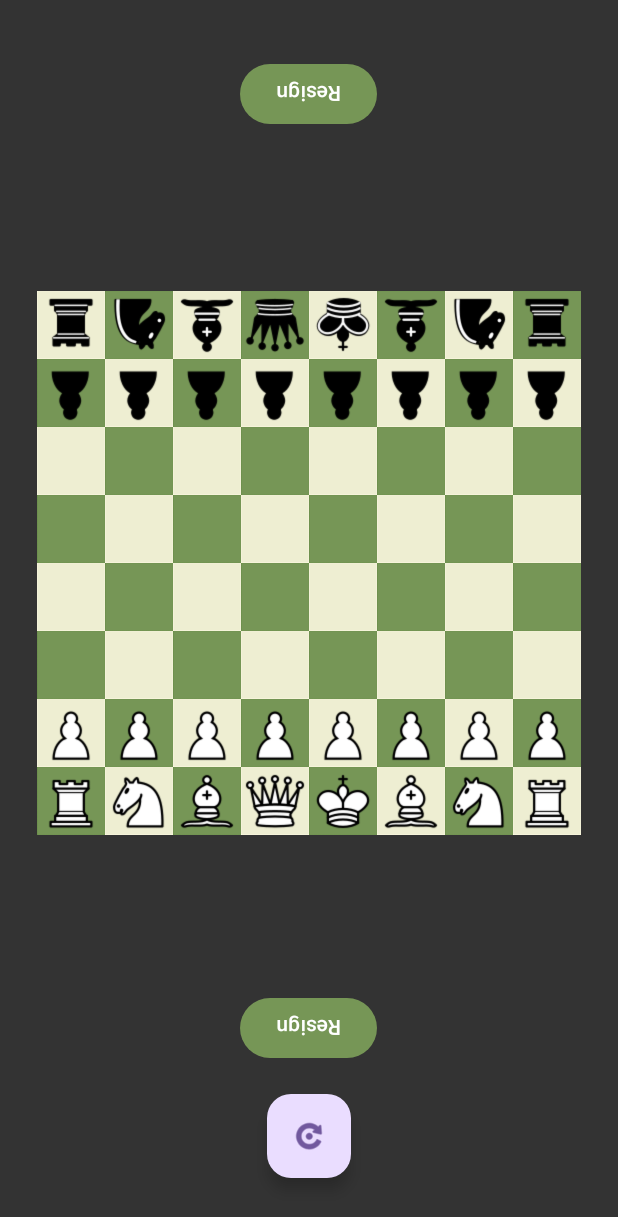
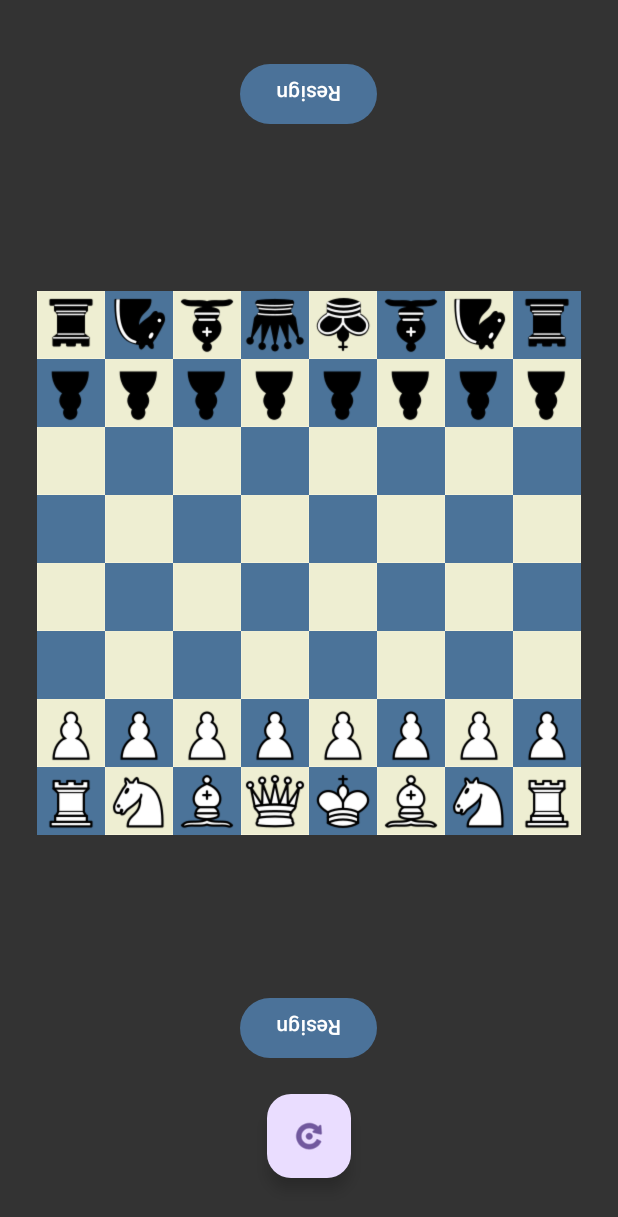
Before and after one commit to NabilAbdelouahed/Chess-Everywhere, an Android app: the TimerGame screen opened directly, with no data from a screen before it, on a phone screen of 412 x 824 dp. Shown: the top 1217 px of the screen. Run offline under Robolectric (Android 15) with nearby library versions, the phone set to English and light mode, and no system bars.

Commit message:
Theme correction

```diff
--- a/app/src/main/java/com/example/chess/FreeMode.java
+++ b/app/src/main/java/com/example/chess/FreeMode.java
@@ -48,7 +48,7 @@ public class FreeMode extends AppCompatActivity {
             tempDrawable = view.getBackground();
             tilePositionSum = (int) (Integer.valueOf(id.substring(id.length() - 2)) % 10 )+ (Integer.valueOf(id.substring(id.length() - 2)) / 10) ;
             if (tilePositionSum % 2 == 0){
-                view.setBackground(getDrawable(R.drawable.green_tile_lighted));
+                view.setBackground(getDrawable(R.drawable.blue_tile_lighted));
             }
             else{
                 view.setBackground(getDrawable(R.drawable.white_tile_lighted));
--- a/app/src/main/java/com/example/chess/GameStatus.java
+++ b/app/src/main/java/com/example/chess/GameStatus.java
@@ -6,6 +6,7 @@ public enum GameStatus {
     CHECKMATE_WHITE_WIN,
     STALEMATE_DRAW,
     INSUFFICIENT_MATERIAL_DRAW,
+    DRAW_BY_REPETITION,
     RESIGNATION_BLACK_WIN,
     RESIGNATION_WHITE_WIN,
     TIMEOUT_WHITE_WIN,
--- a/app/src/main/res/layout/activity_main.xml
+++ b/app/src/main/res/layout/activity_main.xml
@@ -13,6 +13,7 @@
         android:layout_height="69dp"
         android:layout_marginTop="188dp"
         android:text="Play"
+        android:textColor="@color/white"
         android:onClick="switch_to_play_view"
         app:layout_constraintEnd_toEndOf="parent"
         app:layout_constraintHorizontal_bias="0.497"
@@ -25,6 +26,7 @@
         android:layout_height="69dp"
         android:layout_marginTop="92dp"
         android:text="Openings"
+        android:textColor="@color/white"
         android:onClick="switch_to_opening_view"
         app:layout_constraintEnd_toEndOf="parent"
         app:layout_constraintHorizontal_bias="0.497"
@@ -37,6 +39,7 @@
         android:layout_height="69dp"
         android:layout_marginTop="92dp"
         android:text="Free Mode"
+        android:textColor="@color/white"
         android:onClick="switch_to_free_mode_view"
         app:layout_constraintEnd_toEndOf="parent"
         app:layout_constraintHorizontal_bias="0.497"
--- a/app/src/main/res/layout/activity_timer_game.xml
+++ b/app/src/main/res/layout/activity_timer_game.xml
@@ -15,6 +15,7 @@
         android:layout_height="wrap_content"
         android:rotation="180"
         android:text="Resign"
+        android:textColor="@color/white"
         android:onClick="resign" />
 
     <androidx.constraintlayout.widget.ConstraintLayout
@@ -56,7 +57,7 @@
             android:layout_width="45dp"
             android:layout_height="45dp"
             android:layout_weight="1"
-            android:background="@drawable/green_tile"
+            android:background="@drawable/blue_tile"
             android:scaleType="centerCrop"/>
         <ImageButton
             android:id="@+id/button72"
@@ -70,7 +71,7 @@
             android:layout_width="45dp"
             android:layout_height="45dp"
             android:layout_weight="1"
-            android:background="@drawable/green_tile"
+            android:background="@drawable/blue_tile"
             android:scaleType="centerCrop"/>
         <ImageButton
             android:id="@+id/button74"
@@ -84,7 +85,7 @@
             android:layout_width="45dp"
             android:layout_height="45dp"
             android:layout_weight="1"
-            android:background="@drawable/green_tile"
+            android:background="@drawable/blue_tile"
             android:scaleType="centerCrop"/>
         <ImageButton
             android:id="@+id/button76"
@@ -98,14 +99,14 @@
             android:layout_width="45dp"
             android:layout_height="45dp"
             android:layout_weight="1"
-            android:background="@drawable/green_tile"
+            android:background="@drawable/blue_tile"
             android:scaleType="centerCrop"/>
         <ImageButton
             android:id="@+id/button60"
             android:layout_width="45dp"
             android:layout_height="45dp"
             android:layout_weight="1"
-            android:background="@drawable/green_tile"
+            android:background="@drawable/blue_tile"
             android:scaleType="centerCrop"/>
         <ImageButton
             android:id="@+id/button61"
@@ -119,7 +120,7 @@
             android:layout_width="45dp"
             android:layout_height="45dp"
             android:layout_weight="1"
-            android:background="@drawable/green_tile"
+            android:background="@drawable/blue_tile"
             android:scaleType="centerCrop"/>
         <ImageButton
             android:id="@+id/button63"
@@ -133,7 +134,7 @@
             android:layout_width="45dp"
             android:layout_height="45dp"
             android:layout_weight="1"
-            android:background="@drawable/green_tile"
+            android:background="@drawable/blue_tile"
             android:scaleType="centerCrop"/>
         <ImageButton
             android:id="@+id/button65"
@@ -147,7 +148,7 @@
             android:layout_width="45dp"
             android:layout_height="45dp"
             android:layout_weight="1"
-            android:background="@drawable/green_tile"
+            android:background="@drawable/blue_tile"
             android:scaleType="centerCrop"/>
         <ImageButton
             android:id="@+id/button67"
@@ -168,7 +169,7 @@
             android:layout_width="45dp"
             android:layout_height="45dp"
             android:layout_weight="1"
-            android:background="@drawable/green_tile"
+            android:background="@drawable/blue_tile"
             android:scaleType="centerCrop"/>
         <ImageButton
             android:id="@+id/button52"
@@ -182,7 +183,7 @@
             android:layout_width="45dp"
             android:layout_height="45dp"
             android:layout_weight="1"
-            android:background="@drawable/green_tile"
+            android:background="@drawable/blue_tile"
             android:scaleType="centerCrop"/>
         <ImageButton
             android:id="@+id/button54"
@@ -196,7 +197,7 @@
             android:layout_width="45dp"
             android:layout_height="45dp"
             android:layout_weight="1"
-            android:background="@drawable/green_tile"
+            android:background="@drawable/blue_tile"
             android:scaleType="centerCrop"/>
         <ImageButton
             android:id="@+id/button56"
@@ -210,14 +211,14 @@
             android:layout_width="45dp"
             android:layout_height="45dp"
             android:layout_weight="1"
-            android:background="@drawable/green_tile"
+            android:background="@drawable/blue_tile"
             android:scaleType="centerCrop"/>
         <ImageButton
             android:id="@+id/button40"
             android:layout_width="45dp"
             android:layout_height="45dp"
             android:layout_weight="1"
-            android:background="@drawable/green_tile"
+            android:background="@drawable/blue_tile"
             android:scaleType="centerCrop"/>
         <ImageButton
             android:id="@+id/button41"
@@ -231,7 +232,7 @@
             android:layout_width="45dp"
             android:layout_height="45dp"
             android:layout_weight="1"
-            android:background="@drawable/green_tile"
+            android:background="@drawable/blue_tile"
             android:scaleType="centerCrop"/>
         <ImageButton
             android:id="@+id/button43"
@@ -245,7 +246,7 @@
             android:layout_width="45dp"
             android:layout_height="45dp"
             android:layout_weight="1"
-            android:background="@drawable/green_tile"
+            android:background="@drawable/blue_tile"
             android:scaleType="centerCrop"/>
         <ImageButton
             android:id="@+id/button45"
@@ -259,7 +260,7 @@
             android:layout_width="45dp"
             android:layout_height="45dp"
             android:layout_weight="1"
-            android:background="@drawable/green_tile"
+            android:background="@drawable/blue_tile"
             android:scaleType="centerCrop"/>
         <ImageButton
             android:id="@+id/button47"
@@ -280,7 +281,7 @@
             android:layout_width="45dp"
             android:layout_height="45dp"
             android:layout_weight="1"
-            android:background="@drawable/green_tile"
+            android:background="@drawable/blue_tile"
             android:scaleType="centerCrop"/>
         <ImageButton
             android:id="@+id/button32"
@@ -294,7 +295,7 @@
             android:layout_width="45dp"
             android:layout_height="45dp"
             android:layout_weight="1"
-            android:background="@drawable/green_tile"
+            android:background="@drawable/blue_tile"
             android:scaleType="centerCrop"/>
         <ImageButton
             android:id="@+id/button34"
@@ -308,7 +309,7 @@
             android:layout_width="45dp"
             android:layout_height="45dp"
             android:layout_weight="1"
-            android:background="@drawable/green_tile"
+            android:background="@drawable/blue_tile"
             android:scaleType="centerCrop"/>
         <ImageButton
             android:id="@+id/button36"
@@ -322,14 +323,14 @@
             android:layout_width="45dp"
             android:layout_height="45dp"
             android:layout_weight="1"
-            android:background="@drawable/green_tile"
+            android:background="@drawable/blue_tile"
             android:scaleType="centerCrop"/>
         <ImageButton
             android:id="@+id/button20"
             android:layout_width="45dp"
             android:layout_height="45dp"
             android:layout_weight="1"
-            android:background="@drawable/green_tile"
+            android:background="@drawable/blue_tile"
             android:scaleType="centerCrop"/>
         <ImageButton
             android:id="@+id/button21"
@@ -343,7 +344,7 @@
             android:layout_width="45dp"
             android:layout_height="45dp"
             android:layout_weight="1"
-            android:background="@drawable/green_tile"
+            android:background="@drawable/blue_tile"
             android:scaleType="centerCrop"/>
         <ImageButton
             android:id="@+id/button23"
@@ -357,7 +358,7 @@
             android:layout_width="45dp"
             android:layout_height="45dp"
             android:layout_weight="1"
-            android:background="@drawable/green_tile"
+            android:background="@drawable/blue_tile"
             android:scaleType="centerCrop"/>
         <ImageButton
             android:id="@+id/button25"
@@ -371,7 +372,7 @@
             android:layout_width="45dp"
             android:layout_height="45dp"
             android:layout_weight="1"
-            android:background="@drawable/green_tile"
+            android:background="@drawable/blue_tile"
             android:scaleType="centerCrop"/>
         <ImageButton
             android:id="@+id/button27"
@@ -392,7 +393,7 @@
             android:layout_width="45dp"
             android:layout_height="45dp"
             android:layout_weight="1"
-            android:background="@drawable/green_tile"
+            android:background="@drawable/blue_tile"
             android:scaleType="centerCrop"/>
         <ImageButton
             android:id="@+id/button12"
@@ -406,7 +407,7 @@
             android:layout_width="45dp"
             android:layout_height="45dp"
             android:layout_weight="1"
-            android:background="@drawable/green_tile"
+            android:background="@drawable/blue_tile"
             android:scaleType="centerCrop"/>
         <ImageButton
             android:id="@+id/button14"
@@ -420,7 +421,7 @@
             android:layout_width="45dp"
             android:layout_height="45dp"
             android:layout_weight="1"
-            android:background="@drawable/green_tile"
+            android:background="@drawable/blue_tile"
             android:scaleType="centerCrop"/>
         <ImageButton
             android:id="@+id/button16"
@@ -434,14 +435,14 @@
             android:layout_width="45dp"
             android:layout_height="45dp"
             android:layout_weight="1"
-            android:background="@drawable/green_tile"
+            android:background="@drawable/blue_tile"
             android:scaleType="centerCrop"/>
         <ImageButton
             android:id="@+id/button00"
             android:layout_width="45dp"
             android:layout_height="45dp"
             android:layout_weight="1"
-            android:background="@drawable/green_tile"
+            android:background="@drawable/blue_tile"
             android:scaleType="centerCrop"/>
         <ImageButton
             android:id="@+id/button01"
@@ -455,7 +456,7 @@
             android:layout_width="45dp"
             android:layout_height="45dp"
             android:layout_weight="1"
-            android:background="@drawable/green_tile"
+            android:background="@drawable/blue_tile"
             android:scaleType="centerCrop"/>
         <ImageButton
             android:id="@+id/button03"
@@ -469,7 +470,7 @@
             android:layout_width="45dp"
             android:layout_height="45dp"
             android:layout_weight="1"
-            android:background="@drawable/green_tile"
+            android:background="@drawable/blue_tile"
             android:scaleType="centerCrop"/>
         <ImageButton
             android:id="@+id/button05"
@@ -483,7 +484,7 @@
             android:layout_width="45dp"
             android:layout_height="45dp"
             android:layout_weight="1"
-            android:background="@drawable/green_tile"
+            android:background="@drawable/blue_tile"
             android:scaleType="centerCrop"/>
         <ImageButton
             android:id="@+id/button07"
@@ -522,6 +523,7 @@
         android:layout_height="wrap_content"
         android:rotation="180"
         android:text="Resign"
+        android:textColor="@color/white"
         android:onClick="resign" />
 
     <androidx.constraintlayout.widget.ConstraintLayout
--- a/app/src/main/res/values-night/themes.xml
+++ b/app/src/main/res/values-night/themes.xml
@@ -1,7 +1,10 @@
 <resources xmlns:tools="http://schemas.android.com/tools">
     <!-- Base application theme. -->
     <style name="Base.Theme.Chess" parent="Theme.Material3.DayNight.NoActionBar">
-        <!-- Customize your dark theme here. -->
-        <!-- <item name="colorPrimary">@color/my_dark_primary</item> -->
+        <!-- Customize your light theme here. -->
+        <item name="colorPrimary">@color/Blue</item>
+
     </style>
+
+    <style name="Theme.Chess" parent="Base.Theme.Chess" />
 </resources>
--- a/app/src/main/res/values/colors.xml
+++ b/app/src/main/res/values/colors.xml
@@ -2,5 +2,5 @@
 <resources>
     <color name="black">#FF000000</color>
     <color name="white">#FFFFFFFF</color>
-    <color name="Green">#769656</color>
+    <color name="Blue">#4b7299</color>
 </resources>
--- a/app/src/main/res/values/themes.xml
+++ b/app/src/main/res/values/themes.xml
@@ -2,7 +2,7 @@
     <!-- Base application theme. -->
     <style name="Base.Theme.Chess" parent="Theme.Material3.DayNight.NoActionBar">
         <!-- Customize your light theme here. -->
-        <item name="colorPrimary">@color/Green</item>
+        <item name="colorPrimary">@color/Blue</item>
     </style>
 
     <style name="Theme.Chess" parent="Base.Theme.Chess" />
```
Also changed, not shown: app/src/main/java/com/example/chess/TimerGame.java (+97 -20 lines), app/src/main/res/layout/activity_choose_timer.xml (+7 -0 lines), app/src/main/res/layout/activity_free_mode.xml (+32 -32 lines), app/src/main/res/layout/activity_openings.xml (+20 -10 lines), app/src/main/res/drawable/blue_tile.png (added), app/src/main/res/drawable/blue_tile_lighted.png (added), app/src/main/res/drawable/green_tile.png (deleted), app/src/main/res/drawable/green_tile_lighted.png (deleted), app/src/main/res/drawable/red_tile_lighted.png (added).
